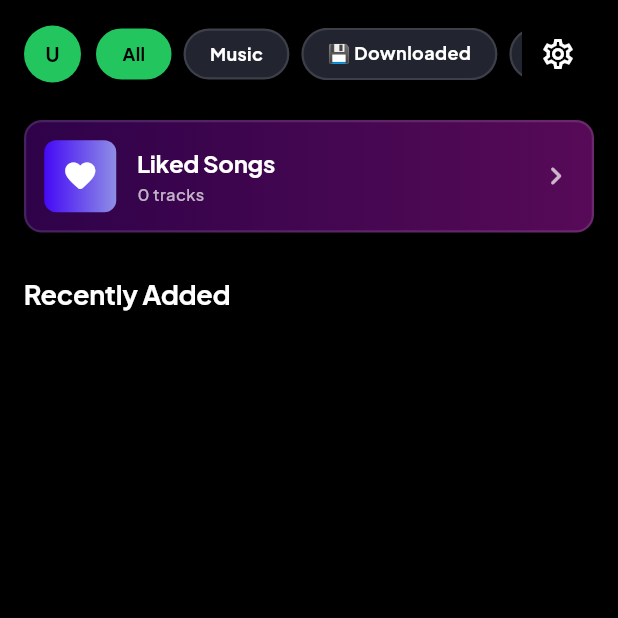
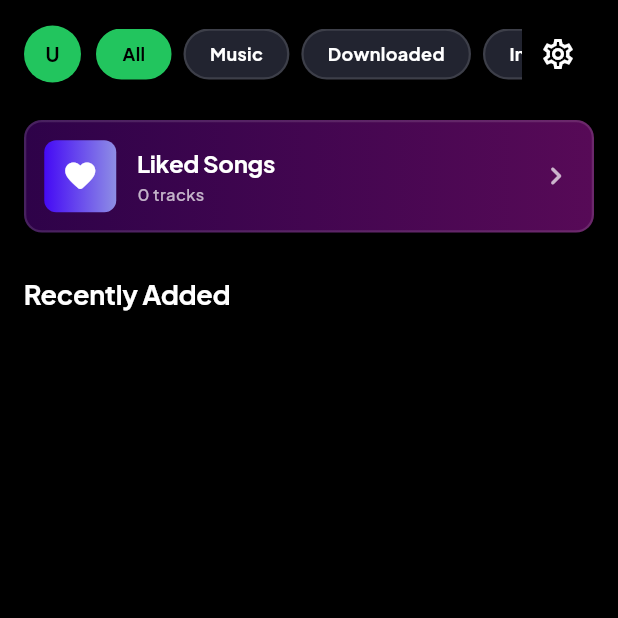
Before and after one commit to AGhaith/localspotify, a Flutter app: the HomeScreen screen opened directly, on a phone screen of 412 x 824 dp, the top half of it. Run offline on Flutter 3.47's test engine with Material 3 defaults, Android fonts, the phone set to English and light mode, and no system bars; our stand-ins replace audio_service, cached_network_image, dio, google_fonts, just_audio, palette_generator and 1 more; accounts and stored records are empty; network calls fail.

Commit message:
feat(ui): remove all emojis and decorative symbols from the app

```diff
--- a/mobile_app/lib/ui/features/home/home_screen.dart
+++ b/mobile_app/lib/ui/features/home/home_screen.dart
@@ -124,9 +124,9 @@
                                   const SizedBox(width: 8),
                                   _buildPill(music, 'music', 'Music', () => music.setFilter('music')),
                                   const SizedBox(width: 8),
-                                  _buildPill(music, 'downloaded', '💾 Downloaded', () => music.setFilter('downloaded')),
+                                  _buildPill(music, 'downloaded', 'Downloaded', () => music.setFilter('downloaded')),
                                   const SizedBox(width: 8),
-                                  _buildPill(music, 'radio', '⚡ Instant Radio', () => _onRadioPillTapped(music, player)),
+                                  _buildPill(music, 'radio', 'Instant Radio', () => _onRadioPillTapped(music, player)),
                                 ],
                               ),
                             ),
--- a/mobile_app/lib/ui/features/library/library_screen.dart
+++ b/mobile_app/lib/ui/features/library/library_screen.dart
@@ -147,7 +147,7 @@
                         const SizedBox(width: 8),
                         _buildFilterPill('Artists', 'Artists'),
                         const SizedBox(width: 8),
-                        _buildFilterPill('Downloaded', '💾 Downloaded'),
+                        _buildFilterPill('Downloaded', 'Downloaded'),
                       ],
                     ),
                   ),
--- a/mobile_app/lib/ui/features/player/full_screen_lyrics_screen.dart
+++ b/mobile_app/lib/ui/features/player/full_screen_lyrics_screen.dart
@@ -99,7 +99,7 @@
     } else if (lyrics != null && lyrics.rawText.isNotEmpty) {
       quoteText = lyrics.rawText.split('\n').take(4).join('\n');
     } else {
-      quoteText = '♪ ${track.title} ♪';
+      quoteText = track.title;
     }
 
     showModalBottomSheet(
@@ -357,7 +357,7 @@
                             child: Padding(
                               padding: const EdgeInsets.symmetric(vertical: 12),
                               child: Text(
-                                line.text.isEmpty ? '♪' : line.text,
+                                line.text.isEmpty ? '...' : line.text,
                                 style: TextStyle(
                                   fontFamily: 'Montserrat',
                                   fontSize: isActive ? 26 : 21,
--- a/mobile_app/lib/ui/features/player/lyrics_view.dart
+++ b/mobile_app/lib/ui/features/player/lyrics_view.dart
@@ -224,7 +224,7 @@
                         child: Padding(
                           padding: const EdgeInsets.symmetric(vertical: 8),
                           child: Text(
-                            line.text.isEmpty ? '♪' : line.text,
+                            line.text.isEmpty ? '...' : line.text,
                             style: AppTypography.titleMedium.copyWith(
                               fontSize: isActive ? 20 : 16,
                               fontWeight: isActive ? FontWeight.w800 : FontWeight.w500,
```
